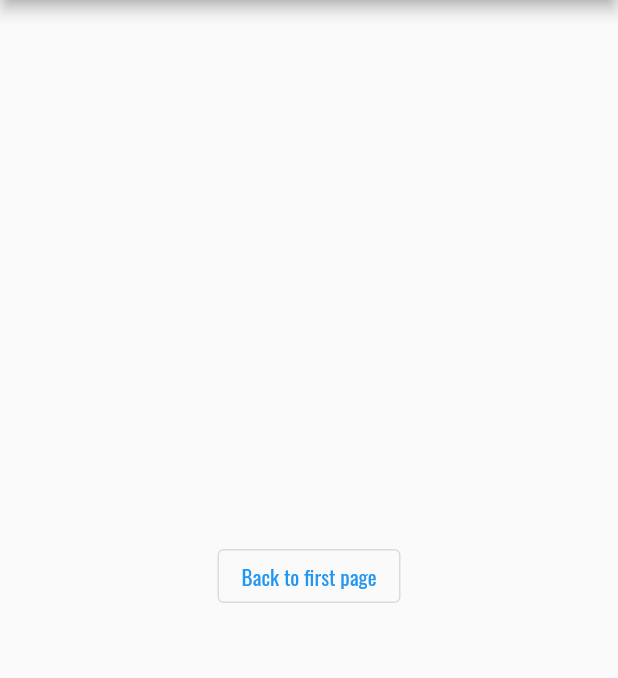
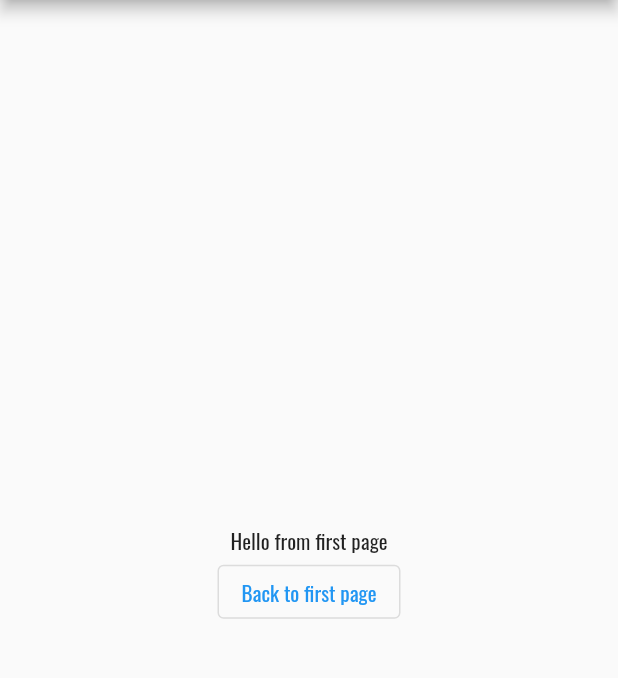
Before and after one commit to alfajryuneda/dicoding-flutter-pemula, a Flutter app: the screen it shows after launch, after a tap on "Move to second page", on a phone screen of 412 x 824 dp, the part 84-762 px from its top. Run offline on Flutter 3.47's test engine with Material 2 defaults, Android fonts, the phone set to English and light mode, and no system bars.

Commit message:
modig page one and two

```diff
--- a/lib/modules/11-page-one.dart
+++ b/lib/modules/11-page-one.dart
@@ -2,6 +2,8 @@ import 'package:flutter/material.dart';
 import '12-page-two.dart';
 
 class MyPageOne extends StatelessWidget {
+  final String message = 'Hello from first page';
+
   @override
   Widget build(BuildContext context) {
     return Scaffold(
@@ -12,7 +14,7 @@ class MyPageOne extends StatelessWidget {
         child: ElevatedButton(
             onPressed: () {
               Navigator.push(context, MaterialPageRoute(builder: (context) {
-                return MySecondPage();
+                return MySecondPage(message);
               }));
             },
             child: Text('Move to second page')),
--- a/lib/modules/12-page-two.dart
+++ b/lib/modules/12-page-two.dart
@@ -2,6 +2,10 @@ import 'package:flutter/material.dart';
 import '11-page-one.dart';
 
 class MySecondPage extends StatelessWidget {
+  final String receiverMessage;
+
+  MySecondPage(this.receiverMessage);
+
   @override
   Widget build(BuildContext context) {
     return Scaffold(
@@ -9,11 +13,14 @@ class MySecondPage extends StatelessWidget {
         title: Text('Second Page'),
       ),
       body: Center(
-        child: OutlinedButton(
-            onPressed: () {
-              Navigator.pop(context);
-            },
-            child: Text('Back to first page')),
+        child: Column(mainAxisAlignment: MainAxisAlignment.center, children: [
+          Text(receiverMessage),
+          OutlinedButton(
+              onPressed: () {
+                Navigator.pop(context);
+              },
+              child: Text('Back to first page')),
+        ]),
       ),
     );
   }
```
